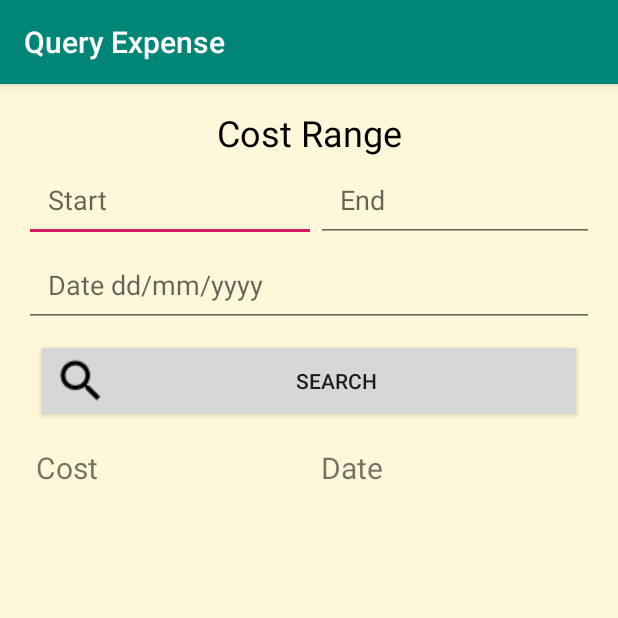
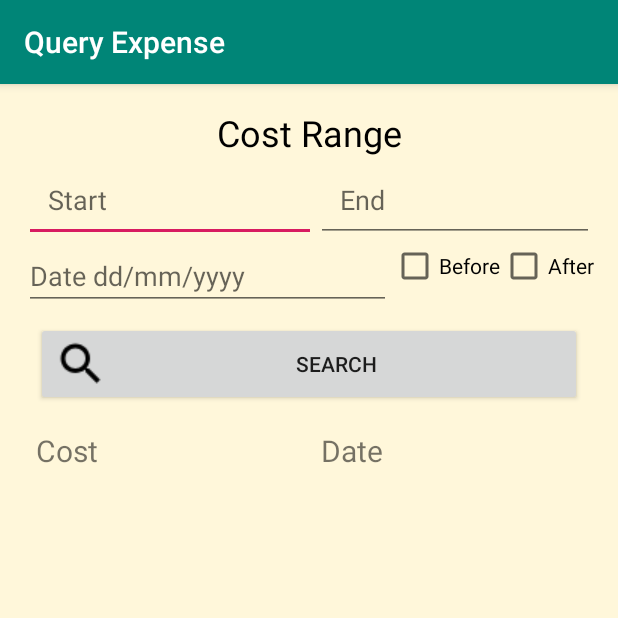
Before and after one commit to ShrirangPatil/My-Expense-Manager, an Android app: the QueryExpense screen opened directly, with no data from a screen before it, after a tap on "SEARCH", on a phone screen of 412 x 824 dp, the top half of it. Run offline under Robolectric (Android 15) with nearby library versions, the phone set to English and light mode, and no system bars.

Commit message:
Added new before and after date features
    - In QueryExpense Activity
    - In DeleteExpense Activity

```diff
--- a/app/src/main/java/com/example/android/myexpensemanager/QueryExpense.java
+++ b/app/src/main/java/com/example/android/myexpensemanager/QueryExpense.java
@@ -8,6 +8,7 @@ import android.util.Log;
 import android.view.View;
 import android.widget.AdapterView;
 import android.widget.Button;
+import android.widget.CheckBox;
 import android.widget.EditText;
 import android.widget.ListView;
 import android.widget.Toast;
@@ -36,6 +37,8 @@ public class QueryExpense extends AppCompatActivity {
                 EditText startCost = findViewById(R.id.mxm_start);
                 EditText endCost = findViewById(R.id.mxm_end);
                 EditText dateCost = findViewById(R.id.mxm_search_date);
+                CheckBox checkBoxBefore = findViewById(R.id.mxm_date_before);
+                CheckBox checkBoxAfter = findViewById(R.id.mxm_date_after);
 
                 double start_cost = 0;
                 double end_cost = Double.MAX_VALUE;
@@ -68,7 +71,8 @@ public class QueryExpense extends AppCompatActivity {
                     Log.i(TAG,"4. none are entered");
                 }
                 SearchAsyncTask task = new SearchAsyncTask();
-                task.execute(new SearchObject(start_cost, end_cost, on_date));
+                task.execute(new SearchObject(start_cost, end_cost, on_date,
+                        checkBoxBefore.isChecked(), checkBoxAfter.isChecked()));
             }
         });
 
@@ -90,10 +94,14 @@ public class QueryExpense extends AppCompatActivity {
         double start_cost;
         double end_cost;
         String date;
-        SearchObject(double start_cost, double end_cost, String date) {
+        boolean before;
+        boolean after;
+        SearchObject(double start_cost, double end_cost, String date, boolean before, boolean after) {
             this.start_cost = start_cost;
             this.end_cost = end_cost;
             this.date = date;
+            this.before = before;
+            this.after = after;
         }
     }
 
@@ -105,7 +113,8 @@ public class QueryExpense extends AppCompatActivity {
         }
         @Override
         protected Void doInBackground (SearchObject... searchObjects) {
-            searchData(searchObjects[0].start_cost, searchObjects[0].end_cost, searchObjects[0].date);
+            searchData(searchObjects[0].start_cost, searchObjects[0].end_cost, searchObjects[0].date,
+                    searchObjects[0].before, searchObjects[0].after);
             return null;
         }
         @Override
@@ -116,43 +125,59 @@ public class QueryExpense extends AppCompatActivity {
         }
     }
 
-    private void searchData(double startCostF, double endCostF, String dateF) {
+    private void searchData(double startCostF, double endCostF, String dateF, boolean beforeF, boolean afterF) {
 
         dbHelper = new ExpenseDbHelper(getApplicationContext());
         SQLiteDatabase db = dbHelper.getReadableDatabase();
         Cursor cursor;
         String sortOrder =
                 ExpenseContract.ExpenseEntry.COLUMN_NAME_DATE + " DESC";
+        String selection;
+        String[] selectionArgs;// = {Double.toString(startCostF), Double.toString(endCostF)};
         if( dateF.matches("")) {
-            String selection = ExpenseContract.ExpenseEntry.COLUMN_NAME_COST + " BETWEEN ? AND ?";
-            String[] selectionArgs = {Double.toString(startCostF), Double.toString(endCostF)};
-             cursor = db.query(
-                    ExpenseContract.ExpenseEntry.TABLE_NAME,   // The table to query
-                    null,             // The array of columns to return (pass null to get all)
-                    selection,              // The columns for the WHERE clause
-                    selectionArgs,          // The values for the WHERE clause
-                    null,                   // don't group the rows
-                    null,                   // don't filter by row groups
-                    sortOrder               // The sort order
-            );
+            selection = ExpenseContract.ExpenseEntry.COLUMN_NAME_COST + " BETWEEN ? AND ?";
+            selectionArgs = new String[2];
+            selectionArgs[0] = Double.toString(startCostF);
+            selectionArgs[1] = Double.toString(endCostF);
+        }
+        else if (beforeF && !afterF) {
+            selection = ExpenseContract.ExpenseEntry.COLUMN_NAME_COST + " >= ? AND "+
+                    ExpenseContract.ExpenseEntry.COLUMN_NAME_COST + " <= ? AND "+
+                    ExpenseContract.ExpenseEntry.COLUMN_NAME_DATE + " <= ?";
+            selectionArgs = new String[3];
+            selectionArgs[0] = Double.toString(startCostF);
+            selectionArgs[1] = Double.toString(endCostF);
+            selectionArgs[2] = dateF;
+        }
+        else if (!beforeF && afterF) {
+            selection = ExpenseContract.ExpenseEntry.COLUMN_NAME_COST + " >= ? AND "+
+                    ExpenseContract.ExpenseEntry.COLUMN_NAME_COST + " <= ? AND "+
+                    ExpenseContract.ExpenseEntry.COLUMN_NAME_DATE + " >= ?";
+            selectionArgs = new String[3];
+            selectionArgs[0] = Double.toString(startCostF);
+            selectionArgs[1] = Double.toString(endCostF);
+            selectionArgs[2] = dateF;
         }
         else {
             /*String selection = "(" + ExpenseContract.ExpenseEntry.COLUMN_NAME_COST + " BETWEEN ? AND ? ) AND " +
                     ExpenseContract.ExpenseEntry.COLUMN_NAME_DATE + " = ?";*/
-            String selection = ExpenseContract.ExpenseEntry.COLUMN_NAME_COST + " >= ? AND "+
+            selection = ExpenseContract.ExpenseEntry.COLUMN_NAME_COST + " >= ? AND "+
                     ExpenseContract.ExpenseEntry.COLUMN_NAME_COST + " <= ? AND "+
                     ExpenseContract.ExpenseEntry.COLUMN_NAME_DATE + " LIKE ?";
-            String[] selectionArgs = {Double.toString(startCostF), Double.toString(endCostF), dateF};
-            cursor = db.query(
-                    ExpenseContract.ExpenseEntry.TABLE_NAME,   // The table to query
-                    null,             // The array of columns to return (pass null to get all)
-                    selection,              // The columns for the WHERE clause
-                    selectionArgs,          // The values for the WHERE clause
-                    null,                   // don't group the rows
-                    null,                   // don't filter by row groups
-                    sortOrder               // The sort order
-            );
+            selectionArgs = new String[3];
+            selectionArgs[0] = Double.toString(startCostF);
+            selectionArgs[1] = Double.toString(endCostF);
+            selectionArgs[2] = dateF;
         }
+        cursor = db.query(
+                ExpenseContract.ExpenseEntry.TABLE_NAME,   // The table to query
+                null,             // The array of columns to return (pass null to get all)
+                selection,              // The columns for the WHERE clause
+                selectionArgs,          // The values for the WHERE clause
+                null,                   // don't group the rows
+                null,                   // don't filter by row groups
+                sortOrder               // The sort order
+        );
         expenseList.clear();
         totalExpense = 0;
         while(cursor.moveToNext()) {
--- a/app/src/main/res/layout/activity_query_expense.xml
+++ b/app/src/main/res/layout/activity_query_expense.xml
@@ -42,13 +42,33 @@
                 android:inputType="numberDecimal"
                 android:id="@+id/mxm_end"/>
         </LinearLayout>
-        <EditText
+        <LinearLayout
             android:layout_width="match_parent"
             android:layout_height="wrap_content"
-            android:padding="16dp"
-            android:hint="@string/date_edit_text"
-            android:inputType="date"
-            android:id="@+id/mxm_search_date"/>
+            android:orientation="horizontal">
+            <EditText
+                android:layout_width="0dp"
+                android:layout_height="wrap_content"
+                android:layout_weight="1"
+                android:hint="@string/date_edit_text"
+                android:inputType="date"
+                android:id="@+id/mxm_search_date"/>
+            <LinearLayout
+                android:layout_width="wrap_content"
+                android:layout_height="wrap_content"
+                android:orientation="horizontal">
+                <CheckBox
+                    android:layout_width="wrap_content"
+                    android:layout_height="wrap_content"
+                    android:text="@string/before"
+                    android:id="@+id/mxm_date_before"/>
+                <CheckBox
+                    android:layout_width="wrap_content"
+                    android:layout_height="wrap_content"
+                    android:id="@+id/mxm_date_after"
+                    android:text="@string/after"/>
+            </LinearLayout>
+        </LinearLayout>
         <Button
             android:layout_width="match_parent"
             android:layout_height="wrap_content"
--- a/app/src/main/res/values/strings.xml
+++ b/app/src/main/res/values/strings.xml
@@ -18,4 +18,7 @@
     <string name="delete_date">Data Will Get Deleted Till</string>
     <string name="add_expense">Add Expense</string>
     <string name="welcome">WELCOME</string>
+
+    <string name="before">Before</string>
+    <string name="after">After</string>
 </resources>
```
Also changed, not shown: app/src/main/java/com/example/android/myexpensemanager/DeleteExpense.java (+46 -10 lines), app/src/main/res/layout/activity_delete_expense.xml (+25 -5 lines).
